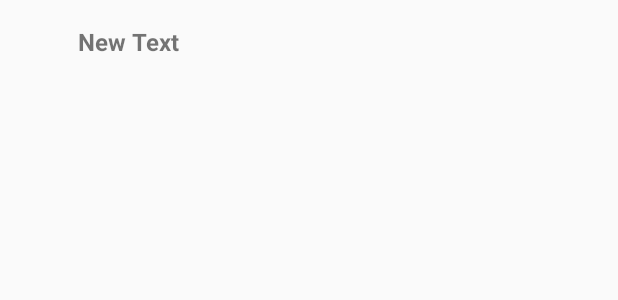
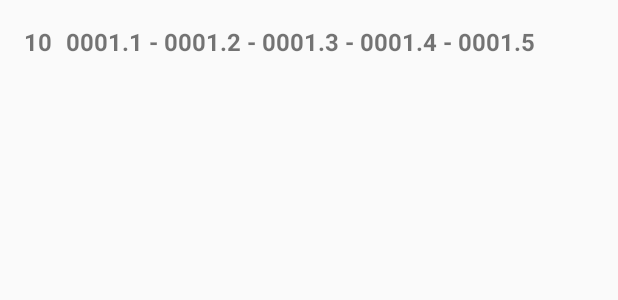
Before and after one commit to patricksnelgar/SylvacMeasurements, an Android app: the layout single_record.xml on its own in the app's theme, with its tools: preview values and no code run, on a phone screen of 412 x 824 dp. Shown: the top 300 px of the screen. Run offline under Robolectric (Android 15) with nearby library versions, the phone set to English and light mode, and no system bars.

Commit message:
Edited the layout for each record. Adapter function now requests record string with the numDataPoints value from the preferences.

```diff
--- a/app/src/main/java/com/patrick/Sylvac_Calipers/Record.java
+++ b/app/src/main/java/com/patrick/Sylvac_Calipers/Record.java
@@ -42,7 +42,7 @@ public class Record {
 
     public List<String> getMeasurementsArray(){ return this.measurementsArray; }
 
-    public String getMeasurementsString(){
+    public String getMeasurementsString(int numDdataPoints){
         String _output = "";
         for(String i : this.measurementsArray) _output += i + "   ";
 
--- a/app/src/main/res/layout/single_record.xml
+++ b/app/src/main/res/layout/single_record.xml
@@ -2,30 +2,31 @@
 <RelativeLayout xmlns:android="http://schemas.android.com/apk/res/android"
     android:orientation="horizontal"
     android:layout_width="match_parent"
-    android:layout_height="56dp"
-    android:gravity="center_vertical"
+    android:layout_height="wrap_content"
     android:id="@+id/parent"
     android:paddingLeft="16dp"
     android:clickable="false"
-    android:focusable="false">
+    android:focusable="false"
+    android:minHeight="56dp">
     <TextView
-        android:layout_width="26dp"
-        android:layout_height="26dp"
-        android:src="@drawable/ic_bluetooth_black_48dp"
+        android:layout_width="30dp"
+        android:layout_height="wrap_content"
         android:layout_centerVertical="true"
         android:layout_alignParentStart="true"
         android:id="@+id/textRecordID"
         android:clickable="false"
-        android:focusable="false" />
+        android:focusable="false"
+        android:textSize="16sp"
+        android:textStyle="bold"
+        android:maxLines="1"
+        android:numeric="integer"
+        android:text="10" />
 
     <TextView
         android:layout_width="match_parent"
         android:layout_height="wrap_content"
-        android:text="New Text"
+        android:text="0001.1 - 0001.2 - 0001.3 - 0001.4 - 0001.5"
         android:id="@+id/textRecordData"
-        android:layout_marginRight="16dp"
-        android:maxLines="1"
-        android:minLines="1"
         android:textStyle="bold"
         android:textSize="16sp"
         android:typeface="serif"
@@ -34,6 +35,7 @@
         android:layout_marginLeft="72dp"
         android:clickable="false"
         android:focusable="false"
-        android:editable="false" />
+        android:editable="false"
+        android:textAlignment="textStart"/>
 
 </RelativeLayout>
--- a/app/src/main/res/values/dimensions.xml
+++ b/app/src/main/res/values/dimensions.xml
@@ -3,7 +3,7 @@
     <!-- ################ Design heights (materil design spec) ################ -->
     <dimen name="material_action_bar_height">56dp</dimen>
     <dimen name="material_tab_strip_height">48dp</dimen>
-    <!-- ################ Design heights (materil design spec) ################ -->
+    <!-- ################ Design heights (material design spec) ################ -->
 
     <!-- ################ Elevation defaults (material design spec) ################ -->
     <dimen name="material_elevation_dialog">24dp</dimen>
--- a/app/src/main/res/xml/preferences.xml
+++ b/app/src/main/res/xml/preferences.xml
@@ -24,10 +24,10 @@
             android:key="sylvac_devices"
             android:summary="Show only Sylvac devices in the connect screen"
             android:defaultValue="true" />
-        <SwitchPreference
+        <!--<SwitchPreference
             android:title="Auto Connect"
             android:key="auto_connect"
             android:summary="Connect to previously paired devices automatically"
-            android:defaultValue="false" />
+            android:defaultValue="false" /> -->
     </PreferenceCategory>
 </PreferenceScreen>
```
Also changed, not shown: app/src/main/java/com/patrick/Sylvac_Calipers/DataReceiver.java (added, +109 -0 lines), app/src/main/java/com/patrick/Sylvac_Calipers/MainActivity.java (+7 -2 lines), app/src/main/java/com/patrick/Sylvac_Calipers/RecordAdapter.java (+8 -2 lines), app/src/main/java/com/patrick/Sylvac_Calipers/RecordFragment.java (+39 -0 lines), app/src/main/res/layout/record_fragment.xml (+23 -5 lines), 21 other files.
